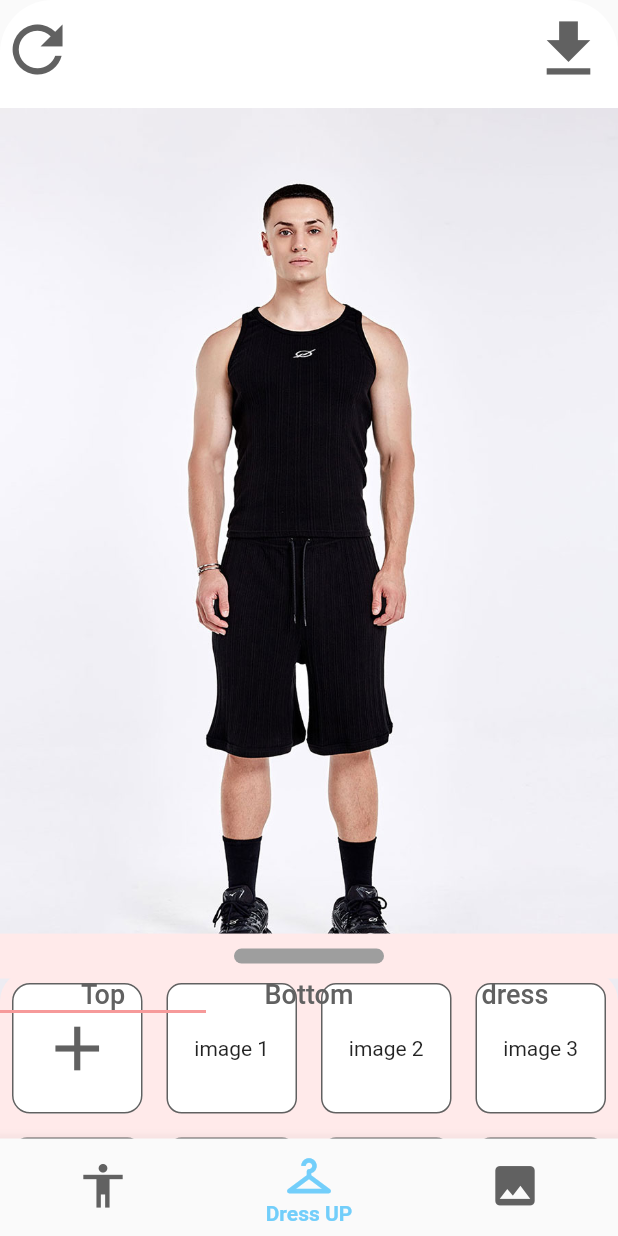
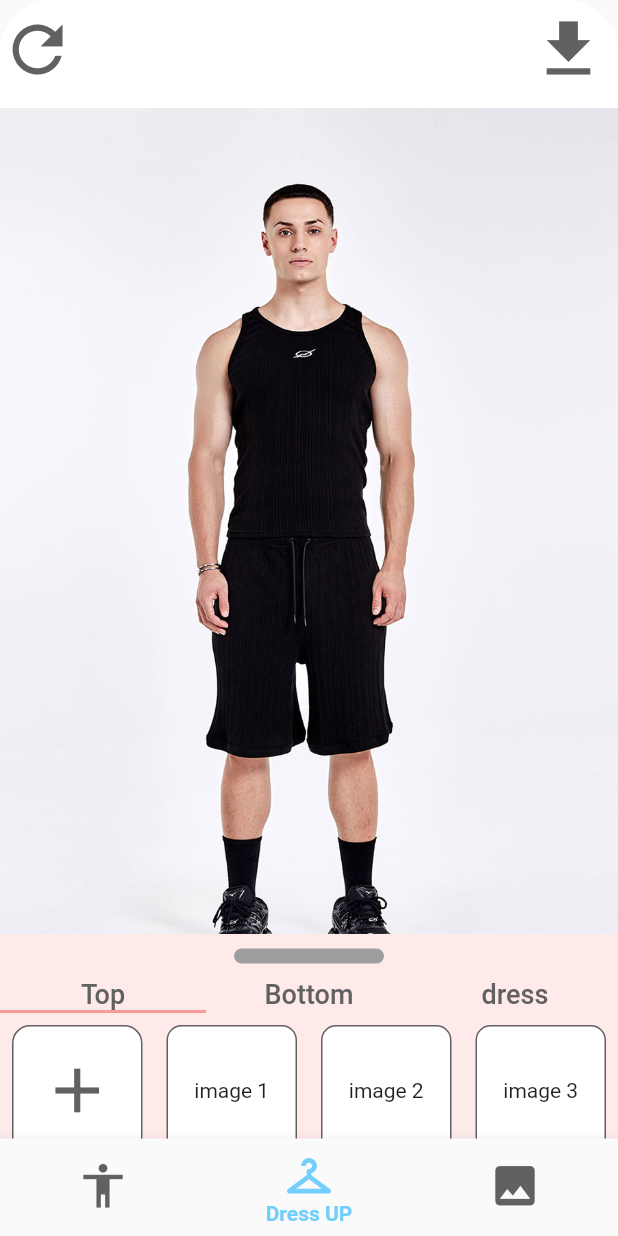
Before and after one commit to DressMeUp-2023/DressMeUp-Front, a Flutter app: the screen it shows after launch, on a phone screen of 412 x 824 dp. Run offline on Flutter 3.47's test engine with Material 2 defaults, Android fonts, the light colour scheme and no system bars; our stand-ins replace image_picker.

Commit message:
feat: Closet TabBar 구현 완료

```diff
--- a/dressmeup/lib/components/dressUp/closet_sheet.dart
+++ b/dressmeup/lib/components/dressUp/closet_sheet.dart
@@ -36,28 +36,13 @@ class ClosetSheet extends StatelessWidget {
     return DraggableScrollableSheet(
       initialChildSize: 0.18,
       minChildSize: 0.1,
-      maxChildSize: 0.5,
+      maxChildSize: 0.6,
       builder: (BuildContext context, scrollController) {
-        return Stack(
-          children: [
-            Padding(
-              padding: const EdgeInsets.only(top: 25.0),
-              child: SingleChildScrollView(
+        return SingleChildScrollView(
           controller: scrollController,
           child: Container(
-                  height: 500,
-                  decoration: BoxDecoration(
             color: const Color(widgetBackgroundColor),
-                    borderRadius: BorderRadius.circular(20),
-                  ),
-                  child: Closet(
-                    length: 8,
-                    scrollController: scrollController,
-                  ),
-                ),
-              ),
-            ),
-            Column(
+            child: Column(
               children: [
                 IgnorePointer(
                   child: Container(
@@ -77,10 +62,12 @@ class ClosetSheet extends StatelessWidget {
                     ),
                   ),
                 ),
-                const DefaultTabController(
+                DefaultTabController(
                   length: 3,
                   initialIndex: 0,
-                  child: TabBar(
+                  child: Column(
+                    children: [
+                      const TabBar(
                         indicatorColor: Color(completeButtonColor),
                         tabs: [
                           Text(
@@ -106,10 +93,47 @@ class ClosetSheet extends StatelessWidget {
                           ),
                         ],
                       ),
+                      SizedBox(
+                        height: MediaQuery.of(context).size.height * 0.5,
+                        child: TabBarView(children: [
+                          Container(
+                            decoration: BoxDecoration(
+                              color: const Color(widgetBackgroundColor),
+                              borderRadius: BorderRadius.circular(20),
+                            ),
+                            child: Closet(
+                              length: topList.length,
+                              scrollController: scrollController,
+                            ),
+                          ),
+                          Container(
+                            decoration: BoxDecoration(
+                              color: const Color(widgetBackgroundColor),
+                              borderRadius: BorderRadius.circular(20),
+                            ),
+                            child: Closet(
+                              length: bottomList.length,
+                              scrollController: scrollController,
+                            ),
+                          ),
+                          Container(
+                            decoration: BoxDecoration(
+                              color: const Color(widgetBackgroundColor),
+                              borderRadius: BorderRadius.circular(20),
+                            ),
+                            child: Closet(
+                              length: dressList.length,
+                              scrollController: scrollController,
+                            ),
+                          ),
+                        ]),
                       ),
                     ],
-            )
+                  ),
+                ),
               ],
+            ),
+          ),
         );
       },
     );
```
Lines whose indentation alone changed are shown as unchanged.
